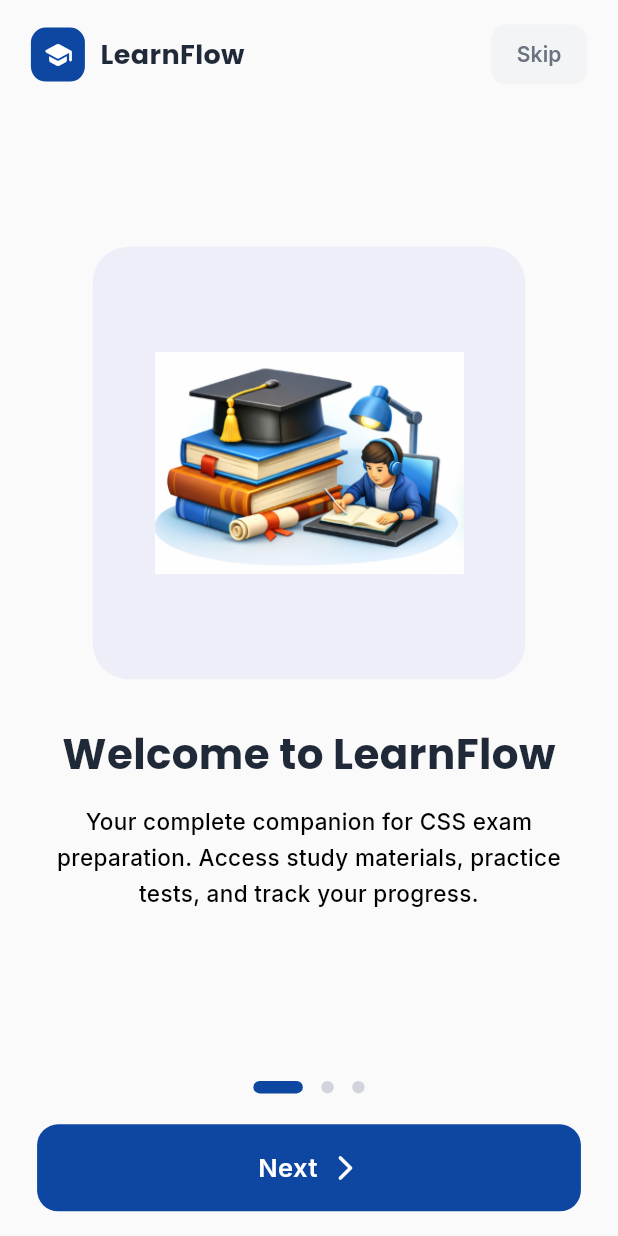
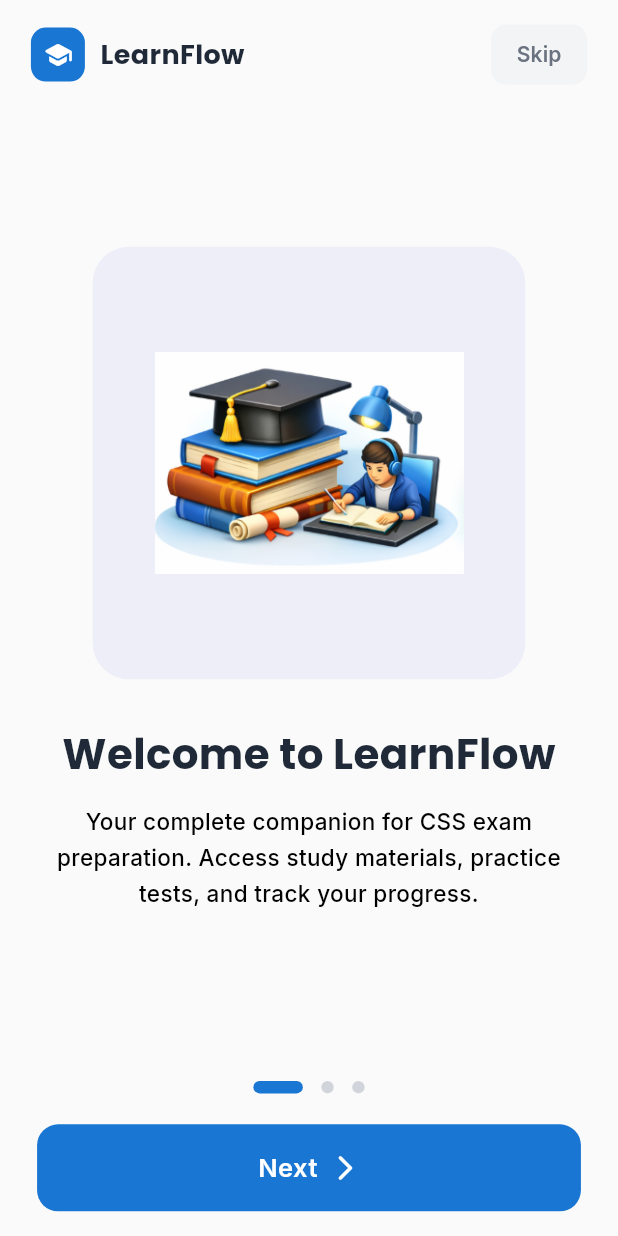
Before and after one commit to Ahmad-030/LearnFlow, a Flutter app: the screen it shows after launch, on a phone screen of 412 x 824 dp. Run offline on Flutter 3.47's test engine with Material 3 defaults, Android fonts, the phone set to English and light mode, and no system bars; our stand-ins replace get, google_fonts, lottie.

Commit message:
edits made

```diff
--- a/lib/Screens/OnboardingScreen/Onboarding_Screen.dart
+++ b/lib/Screens/OnboardingScreen/Onboarding_Screen.dart
@@ -152,7 +152,7 @@ class OnboardingScreen extends StatelessWidget {
               Container(
                 padding: const EdgeInsets.all(8),
                 decoration: BoxDecoration(
-                  color: Color(0xFF0D47A1),
+                  color: Color(0xFF1976D2),
                   borderRadius: BorderRadius.circular(10),
                 ),
                 child: Icon(
@@ -330,7 +330,7 @@ class OnboardingScreen extends StatelessWidget {
           height: width * 0.02,
           decoration: BoxDecoration(
             color: isActive
-                ? Color(0xFF0D47A1)
+                ? Color(0xFF1976D2)
                 : const Color(0xFFD1D5DB),
             borderRadius: BorderRadius.circular(10),
           ),
@@ -351,7 +351,7 @@ class OnboardingScreen extends StatelessWidget {
       width: double.infinity,
       height: isSmallDevice ? 54 : 58,
       decoration: BoxDecoration(
-        color: Color(0xFF0D47A1),
+        color: Color(0xFF1976D2),
         borderRadius: BorderRadius.circular(14),
       ),
       child: Material(
```
Also changed, not shown: 1 other file.
